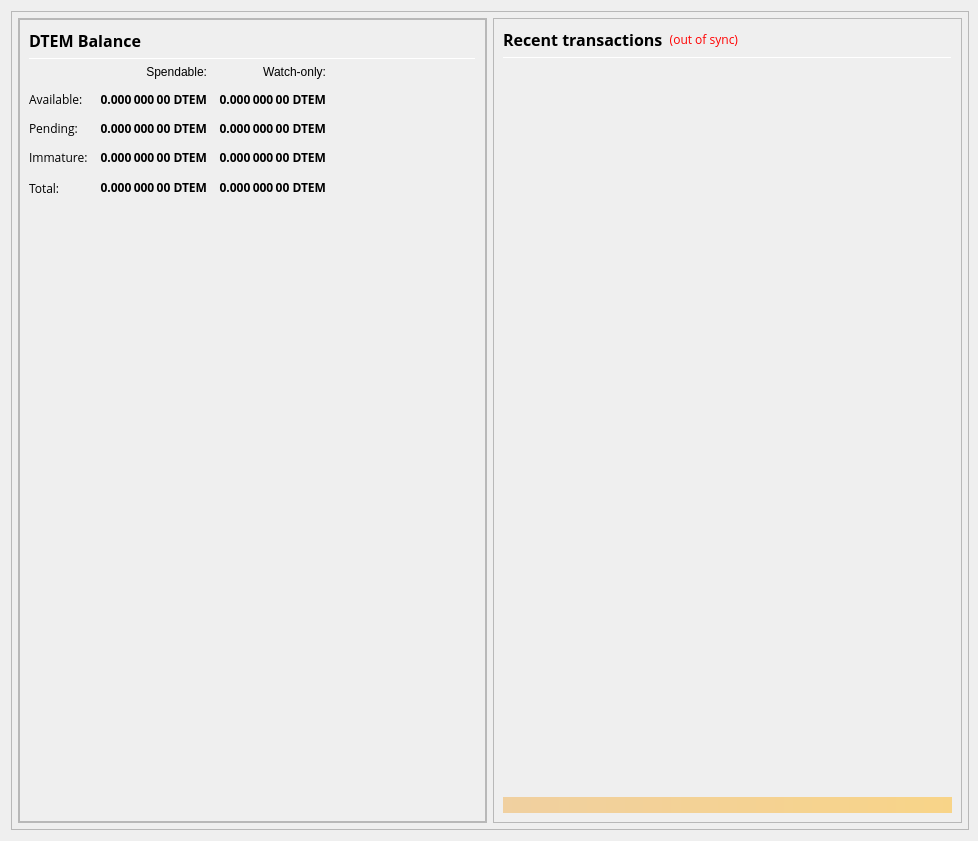
Old version of the form src/qt/forms/overviewpage.ui in the repository camenlx/dystem-core.
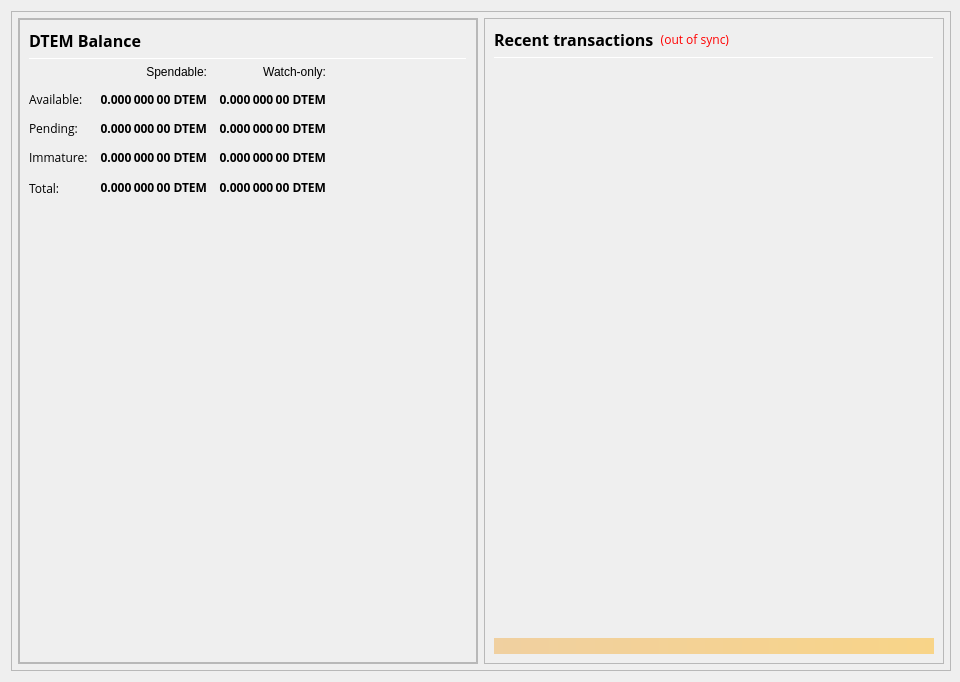
New version of the form.

Commit message: Set fixed size on the overview screen to reduce scaling issues on windows

```diff
--- a/src/qt/forms/overviewpage.ui
+++ b/src/qt/forms/overviewpage.ui
@@ -6,8 +6,8 @@
    <rect>
     <x>0</x>
     <y>0</y>
-    <width>978</width>
-    <height>841</height>
+    <width>960</width>
+    <height>682</height>
    </rect>
   </property>
   <property name="minimumSize">
@@ -16,6 +16,12 @@
     <height>682</height>
    </size>
   </property>
+  <property name="maximumSize">
+   <size>
+    <width>960</width>
+    <height>682</height>
+   </size>
+  </property>
   <property name="windowTitle">
    <string>Form</string>
   </property>
```
The commit also changes 1 other file.
